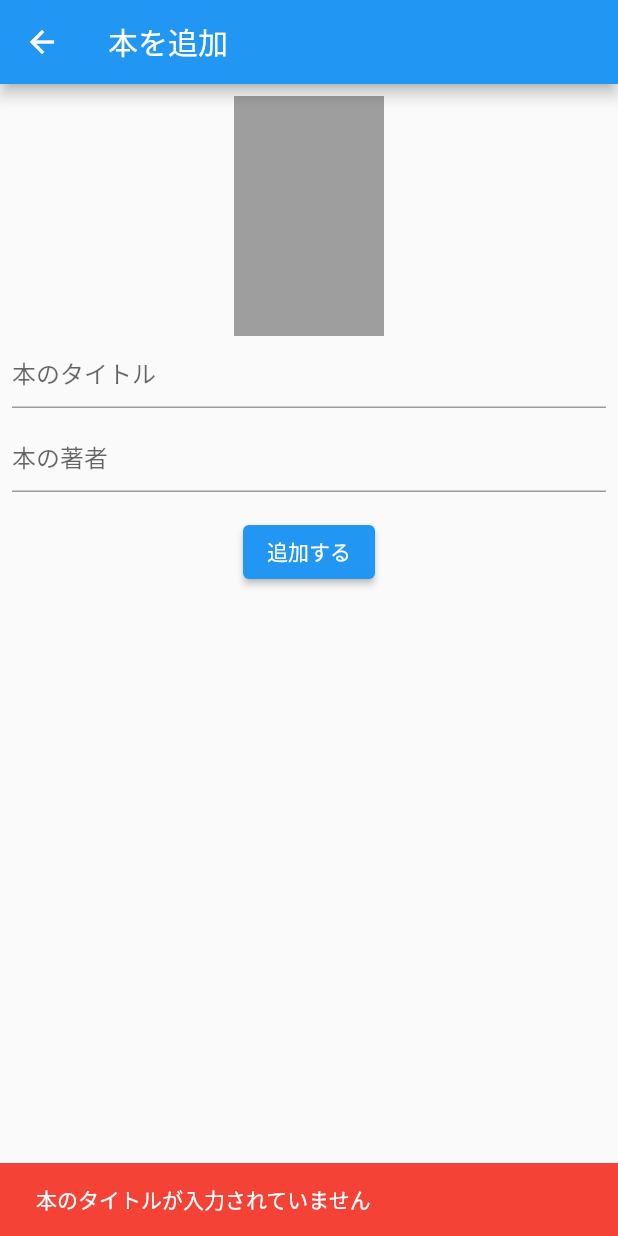
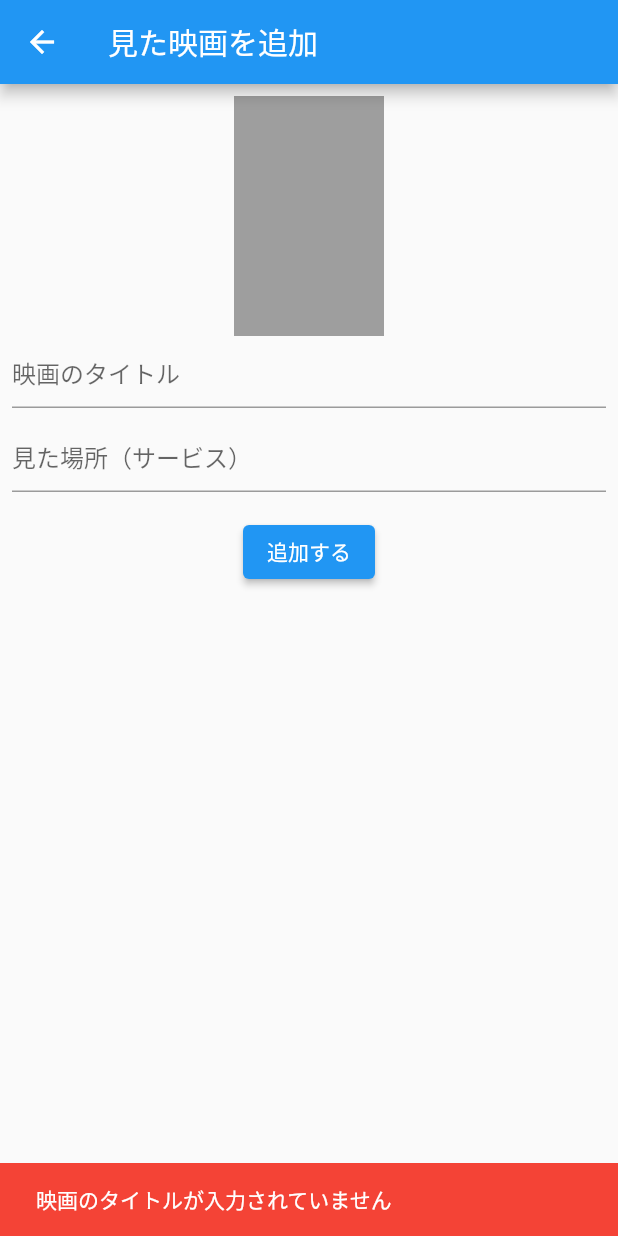
Before and after one commit to klsh1tt/film_stacks, a Flutter app: the AddFilmPage screen opened directly, after a tap on "追加する", on a phone screen of 412 x 824 dp. Run offline on Flutter 3.47's test engine with Material 2 defaults, Android fonts, the light colour scheme and no system bars; our stand-ins replace cloud_firestore, firebase_core, firebase_storage, image_picker; accounts and stored records are empty.

Commit message:
WIP addページの実装

```diff
--- a/lib/add_film/add_film_model.dart
+++ b/lib/add_film/add_film_model.dart
@@ -1,13 +1,13 @@
 import 'dart:io';
 
-// import 'package:cloud_firestore/cloud_firestore.dart';
-// import 'package:firebase_storage/firebase_storage.dart';
+import 'package:cloud_firestore/cloud_firestore.dart';
+import 'package:firebase_storage/firebase_storage.dart';
 import 'package:flutter/material.dart';
 import 'package:image_picker/image_picker.dart';
 
 class AddFilmModel extends ChangeNotifier {
   String? title;
-  String? author;
+  String? watchingPlatform;
   File? imageFile;
   bool isLoading = false;
 
@@ -26,30 +26,30 @@ class AddFilmModel extends ChangeNotifier {
   Future addFilm() async {
     //null or 空文字なら例外処理を実行する
     if (title == null || title == "") {
-      throw '本のタイトルが入力されていません';
+      throw '映画のタイトルが入力されていません';
     }
 
-    if (author == null || author!.isEmpty) {
-      throw '著者が入力されていません';
+    if (watchingPlatform == null || watchingPlatform!.isEmpty) {
+      throw '見た場所（サービス）が入力されていません';
     }
 
-    // final doc = FirebaseFirestore.instance.collection('films').doc();
+    final doc = FirebaseFirestore.instance.collection('films').doc();
 
     String? imgURL;
-    // if (imageFile != null) {
-    //   // strageにアップロード
-    //   final task = await FirebaseStorage.instance.ref('films/').putFile(imageFile!);
-    //   imgURL = await task.ref.getDownloadURL();
-    // }
+    if (imageFile != null) {
+      // strageにアップロード
+      final task = await FirebaseStorage.instance.ref('films/').putFile(imageFile!);
+      imgURL = await task.ref.getDownloadURL();
+    }
 
     // firestoreに追加
     // https://firebase.flutter.dev/docs/firestore/usage/#adding-documents
 
-    // await doc.set({
-    //   'title': title,
-    //   'author': author,
-    //   'imgURL': imgURL,
-    // });
+    await doc.set({
+      'title': title,
+      'watchingPlatform': watchingPlatform,
+      'imgURL': imgURL,
+    });
   }
 
   Future pickImage() async {
--- a/lib/add_film/add_film_page.dart
+++ b/lib/add_film/add_film_page.dart
@@ -1,11 +1,11 @@
-// import 'package:cloud_firestore/cloud_firestore.dart';
+import 'package:cloud_firestore/cloud_firestore.dart';
 import 'package:flutter/material.dart';
 import 'package:provider/provider.dart';
 
 import 'add_film_model.dart';
 
 class AddFilmPage extends StatelessWidget {
-  // final Stream<QuerySnapshot> _usersStream = FirebaseFirestore.instance.collection('films').snapshots();
+  final Stream<QuerySnapshot> _usersStream = FirebaseFirestore.instance.collection('films').snapshots();
   @override
   Widget build(BuildContext context) {
     return ChangeNotifierProvider<AddFilmModel>(
@@ -13,7 +13,7 @@ class AddFilmPage extends StatelessWidget {
       child: Scaffold(
         appBar: AppBar(
           title: const Text(
-            '本を追加',
+            '見た映画を追加',
           ),
         ),
         body: Center(
@@ -39,7 +39,7 @@ class AddFilmPage extends StatelessWidget {
                           }),
                       TextField(
                         decoration: InputDecoration(
-                          hintText: '本のタイトル',
+                          hintText: '映画のタイトル',
                         ),
                         onChanged: (text) {
                           model.title = text;
@@ -50,10 +50,10 @@ class AddFilmPage extends StatelessWidget {
                       ),
                       TextField(
                         decoration: InputDecoration(
-                          hintText: '本の著者',
+                          hintText: '見た場所（サービス）',
                         ),
                         onChanged: (text) {
-                          model.author = text;
+                          model.watchingPlatform = text;
                         },
                       ),
                       SizedBox(
--- a/pubspec.yaml
+++ b/pubspec.yaml
@@ -16,7 +16,7 @@ dependencies:
   cloud_firestore: ^3.1.6
   provider: ^6.0.2
   flutter_slidable: ^1.2.0
-  # firebase_storage: ^10.2.5
+  firebase_storage: ^10.2.5
   image_picker: ^0.8.4+4
   # firebase_auth: ^3.3.5
 
```
Also changed, not shown: pubspec.lock.
